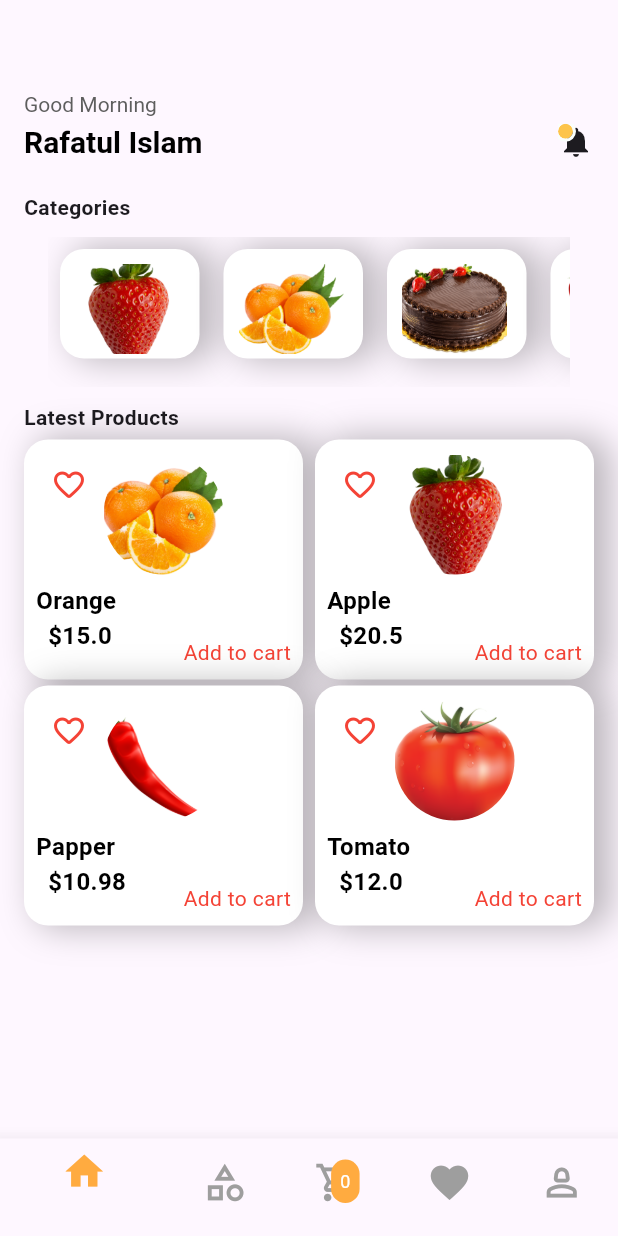
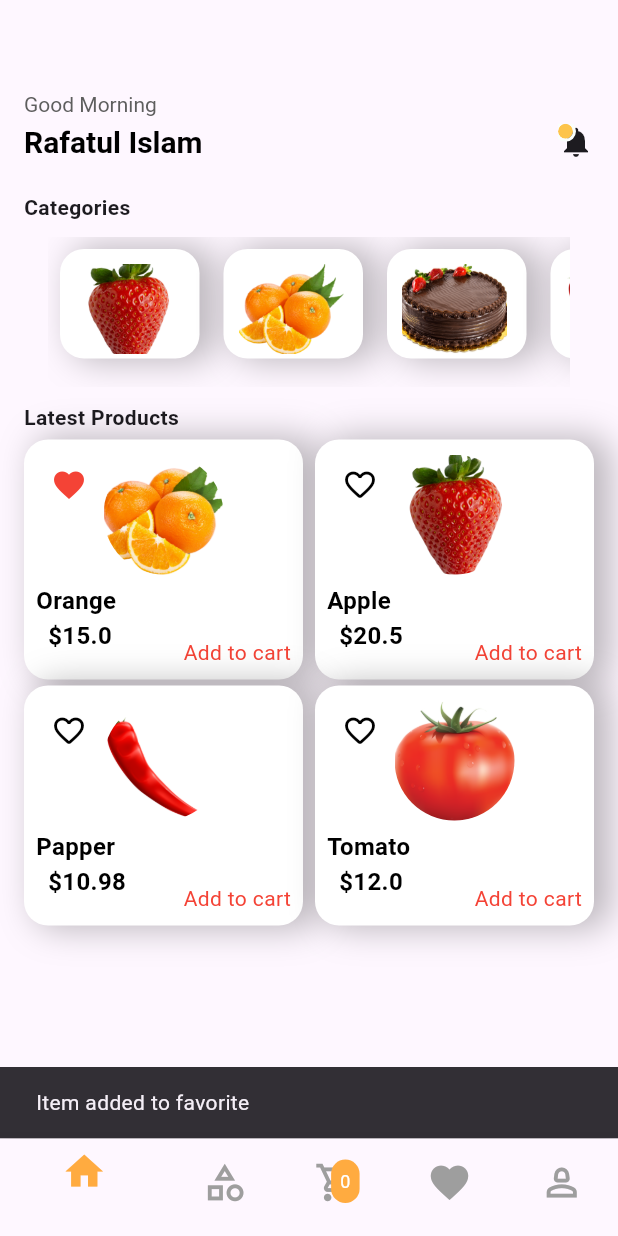
Before and after one commit to Temesgenasmamaw/grocerrymobile-app, a Flutter app: the screen it shows after launch, after a tap on the "favorite outline" icon, on a phone screen of 412 x 824 dp. Run offline on Flutter 3.47's test engine with Material 3 defaults, Android fonts, the phone set to English and light mode, and no system bars; our stand-ins replace easy_splash_screen, equatable, flutter_bloc, shared_preferences; network calls fail; Roboto replaces fonts that are missing (Poppins).

Commit message:
favorite

```diff
--- a/lib/bloc/add_to_favorite/add_to_favorite_bloc.dart
+++ b/lib/bloc/add_to_favorite/add_to_favorite_bloc.dart
@@ -1,13 +1,12 @@
 
 import 'dart:async';
 
+import 'package:flutter_bloc/flutter_bloc.dart';
 import 'package:equatable/equatable.dart';
-import 'package:flutter_bloc/flutter_bloc.dart';
-
 import '../../model/product_list.dart';
 
+part 'add_to_favorite_state.dart';
 part 'add_to_favorite_event.dart';
-part 'add_to_favorite_state.dart';
 
 class FavoriteBloc extends Bloc<FavoriteEvent, FavoriteState> {
   FavoriteBloc() : super(FavoriteState([])) {
--- a/lib/pages/detail.dart
+++ b/lib/pages/detail.dart
@@ -89,7 +89,8 @@ class _DetailPageState extends State<DetailPage> {
                           children: [
                             ButtonTheme(
                               height: 50.0, // Set the height as needed
-                              child: ElevatedButton(
+                              child:
+                              ElevatedButton(
                                 onPressed: () {
                                   final cartBloc = context.read<CartBloc>();
                                   final cartItems = cartBloc.state.cartItems;
@@ -120,6 +121,7 @@ class _DetailPageState extends State<DetailPage> {
                                 ),
                                 child: Text('Add to cart'),
                               ),
+
                             ),
 
 
--- a/lib/screens/cart_list.dart
+++ b/lib/screens/cart_list.dart
@@ -153,7 +153,7 @@ class _CartListScreenState extends State<CartListScreen> {
                     style:
                         TextStyle(fontSize: 20, fontWeight: FontWeight.bold)),
                 Text(
-                  ' \$${totalPrice}',
+                  ' \$100',
                   style: TextStyle(
                     fontSize: 20,
                     fontWeight: FontWeight.bold,
--- a/lib/screens/product_list_screen.dart
+++ b/lib/screens/product_list_screen.dart
@@ -2,9 +2,7 @@ import 'package:flutter/material.dart';
 import 'package:flutter_bloc/flutter_bloc.dart';
 import 'package:groccery_app/bloc/add_to_cart/add_to_cart_bloc.dart';
 import 'package:groccery_app/pages/detail.dart';
-import 'package:shared_preferences/shared_preferences.dart';
-
-import '../bloc/add_to_favorite/add_to_Favorite_bloc.dart';
+import '../bloc/add_to_favorite/add_to_favorite_bloc.dart';
 import '../model/product_list.dart';
 
 class ProductListScreen extends StatefulWidget {
@@ -15,28 +13,9 @@ class ProductListScreen extends StatefulWidget {
 }
 
 class _ProductListScreenState extends State<ProductListScreen> {
-  late SharedPreferences _prefs;
-  int indexCategory = 0;
-  List<String> _favoriteItems = []; // Add this line
-
   @override
   void initState() {
     super.initState();
-    _initSharedPreferences();
-  }
-
-  Future<void> _initSharedPreferences() async {
-    _prefs = await SharedPreferences.getInstance();
-    _loadFavorite(); // Add this line
-  }
-
-  void _loadFavorite() {
-    final List<String>? favoriteItems = _prefs.getStringList('favorites');
-    if (favoriteItems != null) {
-      setState(() {
-        _favoriteItems = favoriteItems;
-      });
-    }
   }
 
   @override
@@ -164,8 +143,6 @@ class _ProductListScreenState extends State<ProductListScreen> {
                               ),
                               const SizedBox(height: 6),
 
-                              // padding:
-                              //     const EdgeInsets.symmetric(horizontal: 10),
                               Padding(
                                 padding: const EdgeInsets.only(left: 8.0),
                                 child: Text(
@@ -198,35 +175,46 @@ class _ProductListScreenState extends State<ProductListScreen> {
                           Positioned(
                             top: 6,
                             left: 6,
-                            child: IconButton(
+                            child: BlocBuilder<FavoriteBloc, FavoriteState>(
+                              builder: (context, state) {
+                                final isFavorite = state.favoriteItems
+                                    .any((item) => item.id == product.id);
+                                return IconButton(
                                   icon: Icon(
-                                _favoriteItems.contains(product.name)
+                                    isFavorite
                                         ? Icons.favorite
                                         : Icons.favorite_border_rounded,
                                     color:
-                                    Colors.red, // Customize the color as needed
+                                        isFavorite ? Colors.red : Colors.black,
                                   ),
                                   onPressed: () {
-                                   final favoriteBloc = context.read<FavoriteBloc>();
-                                final favoriteItems = favoriteBloc.state.cartItems;
-                                if (favoriteItems
-                                    .any((item) => item.id == product.id)) {
-                                  ScaffoldMessenger.of(context).showSnackBar(
+                                    final favoriteBloc =
+                                        context.read<FavoriteBloc>();
+                                    if (isFavorite) {
+                                      favoriteBloc.add(
+                                          RemoveFromFavoriteEvent(product));
+                                      ScaffoldMessenger.of(context)
+                                          .showSnackBar(
                                         const SnackBar(
-                                      content:
-                                          Text('Item already addeded to cart'),
+                                          content: Text(
+                                              'Item removed from favorite'),
                                           duration: Duration(seconds: 3),
                                         ),
                                       );
                                     } else {
-                                  favoriteBloc.add(AddToCartEvent(product));
-                                  ScaffoldMessenger.of(context).showSnackBar(
+                                      favoriteBloc
+                                          .add(AddToFavoriteEvent(product));
+                                      ScaffoldMessenger.of(context)
+                                          .showSnackBar(
                                         const SnackBar(
-                                      content: Text('Item is added to cart'),
+                                          content:
+                                              Text('Item added to favorite'),
                                           duration: Duration(seconds: 3),
                                         ),
                                       );
                                     }
+                                  },
+                                );
                               },
                             ),
                           ),
@@ -274,27 +262,10 @@ class _ProductListScreenState extends State<ProductListScreen> {
                 },
               ),
             ),
-
           ],
         ),
       ),
     );
-  }
-
-  void _toggleFavorite(ProductList products) {
-    List<String> favoriteItems = _prefs.getStringList('favorites') ?? [];
-
-    if (favoriteItems.contains(products.name)) {
-      favoriteItems.remove(products.name);
-    } else {
-      favoriteItems.add(products.image.toString());
-      // favoriteItems.add(products.image);
-    }
-
-    _prefs.setStringList('favorites', favoriteItems);
-    setState(() {
-      _favoriteItems = favoriteItems;
-    });
   }
 
   Widget categories() {
```
Also changed, not shown: lib/bloc/auth/bloc/auth_bloc.dart (+0 -12 lines), lib/screens/Contact.dart (+26 -24 lines), lib/screens/favorite_list.dart (+42 -8 lines). Lines whose indentation alone changed are shown as unchanged.
